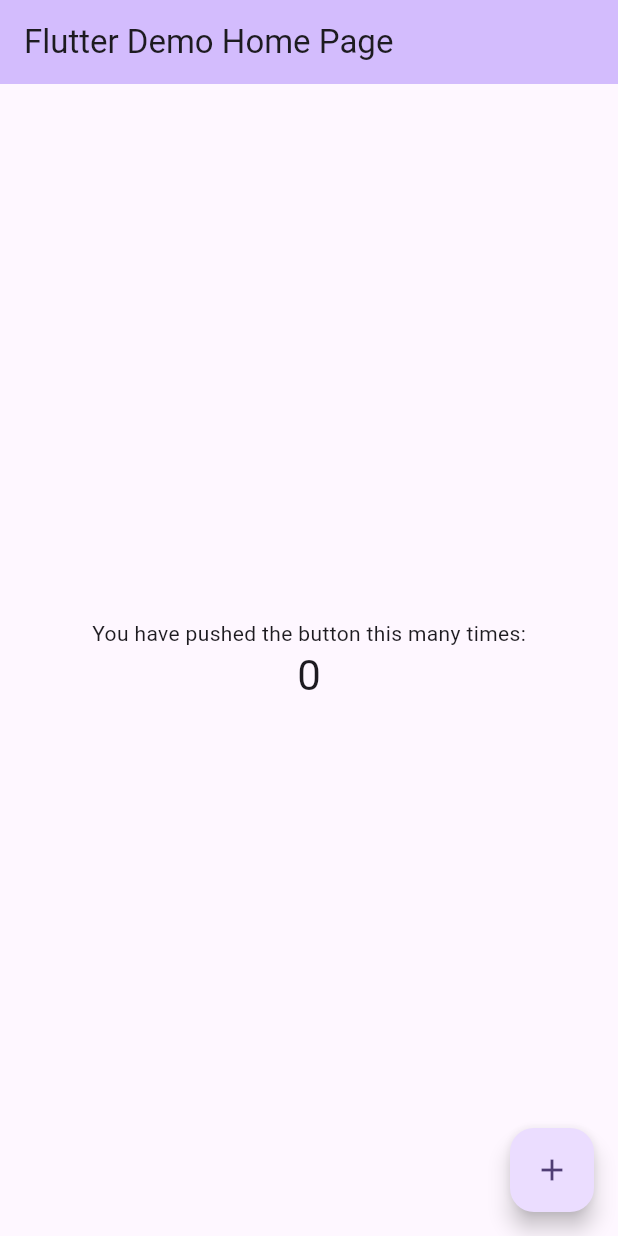
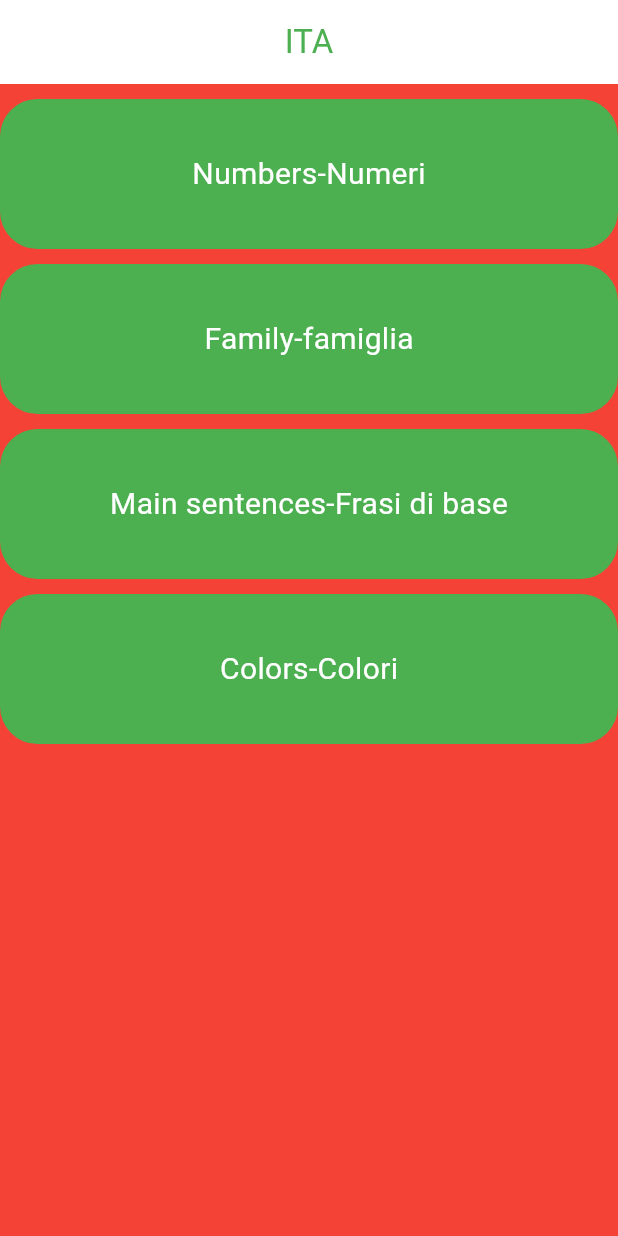
Before and after one commit to mohamedmostafa75/Learn-itliano, a Flutter app: the screen it shows after launch, on a phone screen of 412 x 824 dp. Run offline on Flutter 3.47's test engine with Material 3 defaults, Android fonts, the phone set to English and light mode, and no system bars.

Commit message:
finish of homeview

```diff
--- a/lib/main.dart
+++ b/lib/main.dart
@@ -1,125 +1,18 @@
 import 'package:flutter/material.dart';
+import 'package:learn_italiano/views-pages/1-Homepage.dart';
 
-void main() {
-  runApp(const MyApp());
+void main(){
+  runApp(const Learn_itliano());
 }
 
-class MyApp extends StatelessWidget {
-  const MyApp({super.key});
+class Learn_itliano extends StatelessWidget {
+  const Learn_itliano({super.key});
 
-  // This widget is the root of your application.
   @override
   Widget build(BuildContext context) {
-    return MaterialApp(
-      title: 'Flutter Demo',
-      theme: ThemeData(
-        // This is the theme of your application.
-        //
-        // TRY THIS: Try running your application with "flutter run". You'll see
-        // the application has a purple toolbar. Then, without quitting the app,
-        // try changing the seedColor in the colorScheme below to Colors.green
-        // and then invoke "hot reload" (save your changes or press the "hot
-        // reload" button in a Flutter-supported IDE, or press "r" if you used
-        // the command line to start the app).
-        //
-        // Notice that the counter didn't reset back to zero; the application
-        // state is not lost during the reload. To reset the state, use hot
-        // restart instead.
-        //
-        // This works for code too, not just values: Most code changes can be
-        // tested with just a hot reload.
-        colorScheme: ColorScheme.fromSeed(seedColor: Colors.deepPurple),
-        useMaterial3: true,
-      ),
-      home: const MyHomePage(title: 'Flutter Demo Home Page'),
+    return const MaterialApp(
+      debugShowCheckedModeBanner: false,
+      home: Homepage()
     );
   }
 }
-
-class MyHomePage extends StatefulWidget {
-  const MyHomePage({super.key, required this.title});
-
-  // This widget is the home page of your application. It is stateful, meaning
-  // that it has a State object (defined below) that contains fields that affect
-  // how it looks.
-
-  // This class is the configuration for the state. It holds the values (in this
-  // case the title) provided by the parent (in this case the App widget) and
-  // used by the build method of the State. Fields in a Widget subclass are
-  // always marked "final".
-
-  final String title;
-
-  @override
-  State<MyHomePage> createState() => _MyHomePageState();
-}
-
-class _MyHomePageState extends State<MyHomePage> {
-  int _counter = 0;
-
-  void _incrementCounter() {
-    setState(() {
-      // This call to setState tells the Flutter framework that something has
-      // changed in this State, which causes it to rerun the build method below
-      // so that the display can reflect the updated values. If we changed
-      // _counter without calling setState(), then the build method would not be
-      // called again, and so nothing would appear to happen.
-      _counter++;
-    });
-  }
-
-  @override
-  Widget build(BuildContext context) {
-    // This method is rerun every time setState is called, for instance as done
-    // by the _incrementCounter method above.
-    //
-    // The Flutter framework has been optimized to make rerunning build methods
-    // fast, so that you can just rebuild anything that needs updating rather
-    // than having to individually change instances of widgets.
-    return Scaffold(
-      appBar: AppBar(
-        // TRY THIS: Try changing the color here to a specific color (to
-        // Colors.amber, perhaps?) and trigger a hot reload to see the AppBar
-        // change color while the other colors stay the same.
-        backgroundColor: Theme.of(context).colorScheme.inversePrimary,
-        // Here we take the value from the MyHomePage object that was created by
-        // the App.build method, and use it to set our appbar title.
-        title: Text(widget.title),
-      ),
-      body: Center(
-        // Center is a layout widget. It takes a single child and positions it
-        // in the middle of the parent.
-        child: Column(
-          // Column is also a layout widget. It takes a list of children and
-          // arranges them vertically. By default, it sizes itself to fit its
-          // children horizontally, and tries to be as tall as its parent.
-          //
-          // Column has various properties to control how it sizes itself and
-          // how it positions its children. Here we use mainAxisAlignment to
-          // center the children vertically; the main axis here is the vertical
-          // axis because Columns are vertical (the cross axis would be
-          // horizontal).
-          //
-          // TRY THIS: Invoke "debug painting" (choose the "Toggle Debug Paint"
-          // action in the IDE, or press "p" in the console), to see the
-          // wireframe for each widget.
-          mainAxisAlignment: MainAxisAlignment.center,
-          children: <Widget>[
-            const Text(
-              'You have pushed the button this many times:',
-            ),
-            Text(
-              '$_counter',
-              style: Theme.of(context).textTheme.headlineMedium,
-            ),
-          ],
-        ),
-      ),
-      floatingActionButton: FloatingActionButton(
-        onPressed: _incrementCounter,
-        tooltip: 'Increment',
-        child: const Icon(Icons.add),
-      ), // This trailing comma makes auto-formatting nicer for build methods.
-    );
-  }
-}
--- /dev/null
+++ b/lib/views-pages/1-Homepage.dart
@@ -0,0 +1,41 @@
+import 'package:flutter/material.dart';
+import 'package:learn_italiano/widgets/containerofHomeview.dart';
+
+class Homepage extends StatelessWidget {
+  const Homepage({super.key});
+
+  @override
+  Widget build(BuildContext context) {
+    return Scaffold(
+      backgroundColor: Colors.red,
+      appBar: AppBar(
+        backgroundColor: Colors.white,
+        centerTitle: true,
+        title: const Text(
+          "ITA",
+          style: TextStyle(color: Colors.green),
+        ),
+      ),
+      body:  Column(
+        children: [
+          const SizedBox(
+            height: 10,
+          ),
+          containerofhomeview(counterName: "Numbers-Numeri", ontap: (){},),
+          const SizedBox(
+            height: 10,
+          ),
+          containerofhomeview(counterName: "Family-famiglia", ontap: () {},),
+          const SizedBox(
+            height: 10,
+          ),
+          containerofhomeview(counterName: "Main sentences-Frasi di base", ontap: () {},),
+          const SizedBox(
+            height: 10,
+          ),
+          containerofhomeview(counterName: "Colors-Colori", ontap: () {  },)
+        ],
+      ),
+    );
+  }
+}
--- /dev/null
+++ b/lib/widgets/containerofHomeview.dart
@@ -0,0 +1,25 @@
+import 'package:flutter/material.dart';
+
+class containerofhomeview extends StatelessWidget {
+  const containerofhomeview({super.key, required this.counterName, required this.ontap});
+  final String counterName;
+ final VoidCallback ontap;
+
+  @override
+  Widget build(BuildContext context) {
+    return GestureDetector(
+      onTap: ontap,
+      child: Container(
+        decoration: BoxDecoration(
+            color: Colors.green, borderRadius: BorderRadius.circular(25)),
+        alignment: AlignmentDirectional.center,
+        height: 100,
+        width: double.infinity,
+        child:  Text(
+          counterName,
+          style: const TextStyle(fontSize: 20, color: Colors.white),
+        ),
+      ),
+    );
+  }
+}
```
Also changed, not shown: 1 other file.
